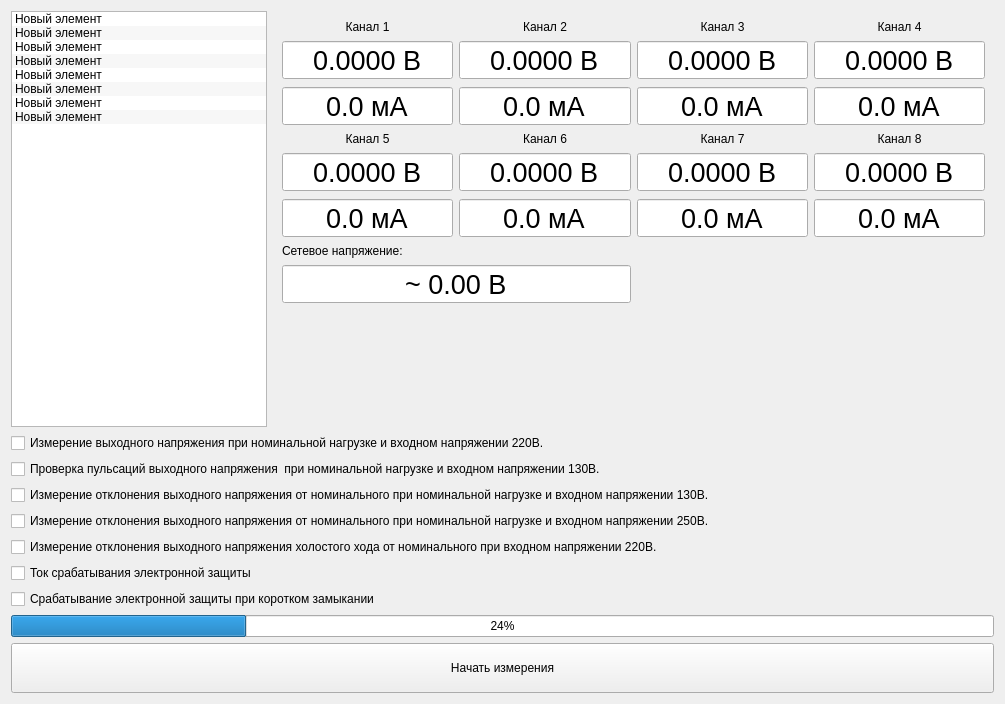
The window that automaticmeasurements.ui (XRay3D/MAN2_GUI) describes before a commit, drawn with Qt 5.
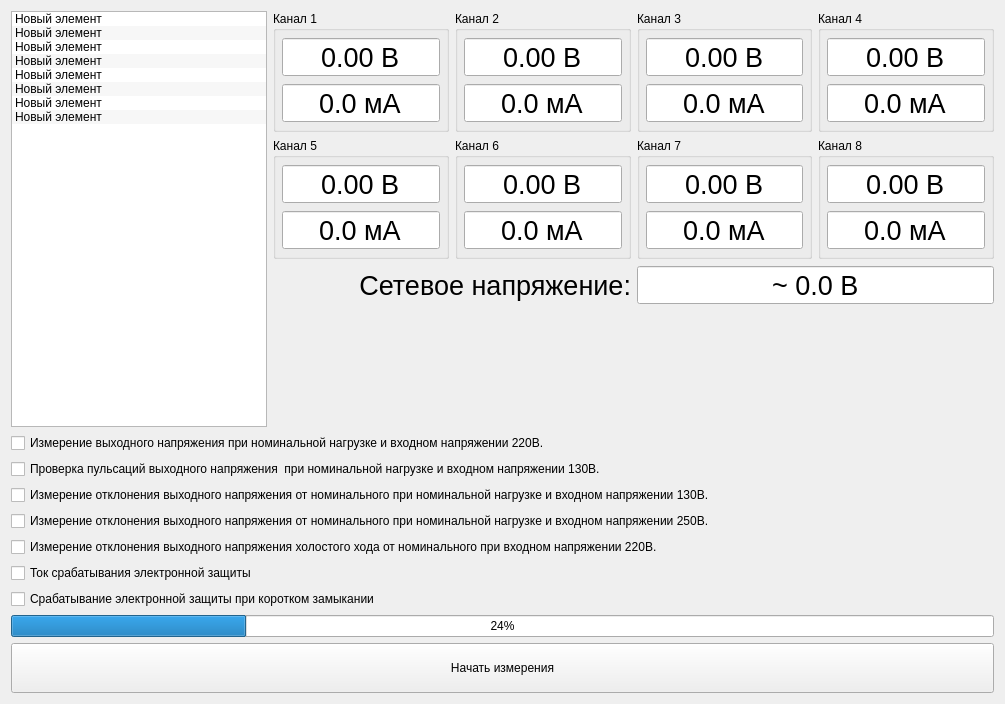
The same window after the commit.

What changed in the file:
```diff
--- a/automaticmeasurements.ui
+++ b/automaticmeasurements.ui
@@ -95,21 +95,71 @@
       </sizepolicy>
      </property>
      <layout class="QGridLayout" name="gridLayout_2">
-      <item row="9" column="0">
-       <spacer name="verticalSpacer">
-        <property name="orientation">
-         <enum>Qt::Vertical</enum>
-        </property>
-        <property name="sizeHint" stdset="0">
-         <size>
-          <width>20</width>
-          <height>40</height>
-         </size>
-        </property>
-       </spacer>
-      </item>
-      <item row="8" column="0" colspan="2">
-       <widget class="QDoubleSpinBox" name="doubleSpinBox">
+      <property name="leftMargin">
+       <number>0</number>
+      </property>
+      <property name="topMargin">
+       <number>0</number>
+      </property>
+      <property name="rightMargin">
+       <number>0</number>
+      </property>
+      <property name="bottomMargin">
+       <number>0</number>
+      </property>
+      <item row="1" column="3">
+       <widget class="QGroupBox" name="groupBox_8">
+        <property name="title">
+         <string>Канал 8</string>
+        </property>
+        <layout class="QVBoxLayout" name="verticalLayout_6">
+         <property name="leftMargin">
+          <number>6</number>
+         </property>
+         <property name="topMargin">
+          <number>6</number>
+         </property>
+         <property name="rightMargin">
+          <number>6</number>
+         </property>
+         <property name="bottomMargin">
+          <number>6</number>
+         </property>
+         <item>
+          <widget class="QDoubleSpinBox" name="dsbVoltage_8">
+           <property name="font">
+            <font>
+             <pointsize>20</pointsize>
+            </font>
+           </property>
+           <property name="alignment">
+            <set>Qt::AlignCenter</set>
+           </property>
+           <property name="readOnly">
+            <bool>true</bool>
+           </property>
+           <property name="buttonSymbols">
+            <enum>QAbstractSpinBox::NoButtons</enum>
+           </property>
+           <property name="suffix">
+            <string> В</string>
+           </property>
+           <property name="decimals">
+            <number>2</number>
+           </property>
+           <property name="minimum">
+            <double>-5.000000000000000</double>
+           </property>
+           <property name="maximum">
+            <double>50.000000000000000</double>
+           </property>
+           <property name="singleStep">
+            <double>0.000000000000000</double>
+           </property>
+          </widget>
+         </item>
+         <item>
+          <widget class="QDoubleSpinBox" name="dsbCurrent_8">
         <property name="font">
          <font>
           <pointsize>20</pointsize>
@@ -124,22 +174,79 @@
         <property name="buttonSymbols">
          <enum>QAbstractSpinBox::NoButtons</enum>
         </property>
-        <property name="prefix">
-         <string>~ </string>
-        </property>
+           <property name="suffix">
+            <string> мА</string>
+           </property>
+           <property name="decimals">
+            <number>1</number>
+           </property>
+           <property name="minimum">
+            <double>-10.000000000000000</double>
+           </property>
+           <property name="maximum">
+            <double>5000.000000000000000</double>
+           </property>
+           <property name="singleStep">
+            <double>0.000000000000000</double>
+           </property>
+          </widget>
+         </item>
+        </layout>
+       </widget>
+      </item>
+      <item row="1" column="1">
+       <widget class="QGroupBox" name="groupBox_6">
+        <property name="title">
+         <string>Канал 6</string>
+        </property>
+        <layout class="QVBoxLayout" name="verticalLayout_8">
+         <property name="leftMargin">
+          <number>6</number>
+         </property>
+         <property name="topMargin">
+          <number>6</number>
+         </property>
+         <property name="rightMargin">
+          <number>6</number>
+         </property>
+         <property name="bottomMargin">
+          <number>6</number>
+         </property>
+         <item>
+          <widget class="QDoubleSpinBox" name="dsbVoltage_6">
+           <property name="font">
+            <font>
+             <pointsize>20</pointsize>
+            </font>
+           </property>
+           <property name="alignment">
+            <set>Qt::AlignCenter</set>
+           </property>
+           <property name="readOnly">
+            <bool>true</bool>
+           </property>
+           <property name="buttonSymbols">
+            <enum>QAbstractSpinBox::NoButtons</enum>
+           </property>
         <property name="suffix">
          <string> В</string>
         </property>
         <property name="decimals">
          <number>2</number>
         </property>
+           <property name="minimum">
+            <double>-5.000000000000000</double>
+           </property>
         <property name="maximum">
-         <double>500.000000000000000</double>
-        </property>
-       </widget>
-      </item>
-      <item row="2" column="0">
-       <widget class="QDoubleSpinBox" name="dsbCurrent_1">
+            <double>50.000000000000000</double>
+           </property>
+           <property name="singleStep">
+            <double>0.000000000000000</double>
+           </property>
+          </widget>
+         </item>
+         <item>
+          <widget class="QDoubleSpinBox" name="dsbCurrent_6">
         <property name="font">
          <font>
           <pointsize>20</pointsize>
@@ -169,105 +276,117 @@
         <property name="singleStep">
          <double>0.000000000000000</double>
         </property>
+          </widget>
+         </item>
+        </layout>
        </widget>
       </item>
       <item row="0" column="0">
-       <widget class="QLabel" name="label">
-        <property name="text">
+       <widget class="QGroupBox" name="groupBox">
+        <property name="title">
          <string>Канал 1</string>
         </property>
+        <layout class="QVBoxLayout" name="verticalLayout">
+         <property name="leftMargin">
+          <number>6</number>
+         </property>
+         <property name="topMargin">
+          <number>6</number>
+         </property>
+         <property name="rightMargin">
+          <number>6</number>
+         </property>
+         <property name="bottomMargin">
+          <number>6</number>
+         </property>
+         <item>
+          <widget class="QDoubleSpinBox" name="dsbVoltage_1">
+           <property name="font">
+            <font>
+             <pointsize>20</pointsize>
+            </font>
+           </property>
         <property name="alignment">
          <set>Qt::AlignCenter</set>
         </property>
-       </widget>
-      </item>
-      <item row="0" column="1">
-       <widget class="QLabel" name="label_2">
-        <property name="text">
-         <string>Канал 2</string>
+           <property name="readOnly">
+            <bool>true</bool>
+           </property>
+           <property name="buttonSymbols">
+            <enum>QAbstractSpinBox::NoButtons</enum>
+           </property>
+           <property name="suffix">
+            <string> В</string>
+           </property>
+           <property name="decimals">
+            <number>2</number>
+           </property>
+           <property name="minimum">
+            <double>-5.000000000000000</double>
+           </property>
+           <property name="maximum">
+            <double>50.000000000000000</double>
+           </property>
+           <property name="singleStep">
+            <double>0.000000000000000</double>
+           </property>
+          </widget>
+         </item>
+         <item>
+          <widget class="QDoubleSpinBox" name="dsbCurrent_1">
+           <property name="font">
+            <font>
+             <pointsize>20</pointsize>
+            </font>
         </property>
         <property name="alignment">
          <set>Qt::AlignCenter</set>
         </property>
+           <property name="readOnly">
+            <bool>true</bool>
+           </property>
+           <property name="buttonSymbols">
+            <enum>QAbstractSpinBox::NoButtons</enum>
+           </property>
+           <property name="suffix">
+            <string> мА</string>
+           </property>
+           <property name="decimals">
+            <number>1</number>
+           </property>
+           <property name="minimum">
+            <double>-10.000000000000000</double>
+           </property>
+           <property name="maximum">
+            <double>5000.000000000000000</double>
+           </property>
+           <property name="singleStep">
+            <double>0.000000000000000</double>
+           </property>
+          </widget>
+         </item>
+        </layout>
        </widget>
       </item>
       <item row="0" column="3">
-       <widget class="QLabel" name="label_4">
-        <property name="text">
+       <widget class="QGroupBox" name="groupBox_4">
+        <property name="title">
          <string>Канал 4</string>
         </property>
-        <property name="alignment">
-         <set>Qt::AlignCenter</set>
-        </property>
-       </widget>
-      </item>
-      <item row="2" column="1">
-       <widget class="QDoubleSpinBox" name="dsbCurrent_2">
-        <property name="font">
-         <font>
-          <pointsize>20</pointsize>
-         </font>
-        </property>
-        <property name="alignment">
-         <set>Qt::AlignCenter</set>
-        </property>
-        <property name="readOnly">
-         <bool>true</bool>
-        </property>
-        <property name="buttonSymbols">
-         <enum>QAbstractSpinBox::NoButtons</enum>
-        </property>
-        <property name="suffix">
-         <string> мА</string>
-        </property>
-        <property name="decimals">
-         <number>1</number>
-        </property>
-        <property name="minimum">
-         <double>-10.000000000000000</double>
-        </property>
-        <property name="maximum">
-         <double>5000.000000000000000</double>
-        </property>
-        <property name="singleStep">
-         <double>0.000000000000000</double>
-        </property>
-       </widget>
-      </item>
-      <item row="4" column="0">
-       <widget class="QDoubleSpinBox" name="dsbVoltage_5">
-        <property name="font">
-         <font>
-          <pointsize>20</pointsize>
-         </font>
-        </property>
-        <property name="alignment">
-         <set>Qt::AlignCenter</set>
-        </property>
-        <property name="readOnly">
-         <bool>true</bool>
-        </property>
-        <property name="buttonSymbols">
-         <enum>QAbstractSpinBox::NoButtons</enum>
-        </property>
-        <property name="suffix">
-         <string> В</string>
-        </property>
-        <property name="decimals">
-         <number>4</number>
-        </property>
-        <property name="minimum">
-         <double>-5.000000000000000</double>
-        </property>
-        <property name="maximum">
-         <double>50.000000000000000</double>
-        </property>
-        <property name="singleStep">
-         <double>0.000000000000000</double>
-        </property>
-       </widget>
-      </item>
-      <item row="1" column="3">
+        <layout class="QVBoxLayout" name="verticalLayout_4">
+         <property name="leftMargin">
+          <number>6</number>
+         </property>
+         <property name="topMargin">
+          <number>6</number>
+         </property>
+         <property name="rightMargin">
+          <number>6</number>
+         </property>
+         <property name="bottomMargin">
+          <number>6</number>
+         </property>
+         <item>
        <widget class="QDoubleSpinBox" name="dsbVoltage_4">
         <property name="font">
          <font>
@@ -287,7 +406,7 @@
          <string> В</string>
         </property>
         <property name="decimals">
-         <number>4</number>
+            <number>2</number>
         </property>
         <property name="minimum">
          <double>-5.000000000000000</double>
@@ -300,7 +419,7 @@
         </property>
        </widget>
       </item>
-      <item row="2" column="3">
+         <item>
        <widget class="QDoubleSpinBox" name="dsbCurrent_4">
         <property name="font">
          <font>
@@ -333,166 +452,61 @@
         </property>
        </widget>
       </item>
-      <item row="3" column="0">
-       <widget class="QLabel" name="label_5">
-        <property name="text">
-         <string>Канал 5</string>
-        </property>
-        <property name="alignment">
-         <set>Qt::AlignCenter</set>
-        </property>
-       </widget>
-      </item>
-      <item row="1" column="1">
-       <widget class="QDoubleSpinBox" name="dsbVoltage_2">
-        <property name="font">
-         <font>
-          <pointsize>20</pointsize>
-         </font>
-        </property>
-        <property name="alignment">
-         <set>Qt::AlignCenter</set>
-        </property>
-        <property name="readOnly">
-         <bool>true</bool>
-        </property>
-        <property name="buttonSymbols">
-         <enum>QAbstractSpinBox::NoButtons</enum>
-        </property>
-        <property name="suffix">
-         <string> В</string>
-        </property>
-        <property name="decimals">
-         <number>4</number>
-        </property>
-        <property name="minimum">
-         <double>-5.000000000000000</double>
-        </property>
-        <property name="maximum">
-         <double>50.000000000000000</double>
-        </property>
-        <property name="singleStep">
-         <double>0.000000000000000</double>
-        </property>
-       </widget>
-      </item>
-      <item row="7" column="0" colspan="2">
-       <widget class="QLabel" name="label_9">
-        <property name="text">
-         <string>Сетевое напряжение:</string>
-        </property>
-       </widget>
-      </item>
-      <item row="1" column="0">
-       <widget class="QDoubleSpinBox" name="dsbVoltage_1">
-        <property name="font">
-         <font>
-          <pointsize>20</pointsize>
-         </font>
-        </property>
-        <property name="alignment">
-         <set>Qt::AlignCenter</set>
-        </property>
-        <property name="readOnly">
-         <bool>true</bool>
-        </property>
-        <property name="buttonSymbols">
-         <enum>QAbstractSpinBox::NoButtons</enum>
-        </property>
-        <property name="suffix">
-         <string> В</string>
-        </property>
-        <property name="decimals">
-         <number>4</number>
-        </property>
-        <property name="minimum">
-         <double>-5.000000000000000</double>
-        </property>
-        <property name="maximum">
-         <double>50.000000000000000</double>
-        </property>
-        <property name="singleStep">
-         <double>0.000000000000000</double>
-        </property>
-       </widget>
-      </item>
-      <item row="1" column="2">
-       <widget class="QDoubleSpinBox" name="dsbVoltage_3">
-        <property name="font">
-         <font>
-          <pointsize>20</pointsize>
-         </font>
-        </property>
-        <property name="alignment">
-         <set>Qt::AlignCenter</set>
-        </property>
-        <property name="readOnly">
-         <bool>true</bool>
-        </property>
-        <property name="buttonSymbols">
-         <enum>QAbstractSpinBox::NoButtons</enum>
-        </property>
-        <property name="suffix">
-         <string> В</string>
-        </property>
-        <property name="decimals">
-         <number>4</number>
-        </property>
-        <property name="minimum">
-         <double>-5.000000000000000</double>
-        </property>
-        <property name="maximum">
-         <double>50.000000000000000</double>
-        </property>
-        <property name="singleStep">
-         <double>0.000000000000000</double>
-        </property>
-       </widget>
-      </item>
-      <item row="6" column="0">
-       <widget class="QDoubleSpinBox" name="dsbCurrent_5">
-        <property name="font">
-         <font>
-          <pointsize>20</pointsize>
-         </font>
-        </property>
-        <property name="alignment">
-         <set>Qt::AlignCenter</set>
-        </property>
-        <property name="readOnly">
-         <bool>true</bool>
-        </property>
-        <property name="buttonSymbols">
-         <enum>QAbstractSpinBox::NoButtons</enum>
-        </property>
-        <property name="suffix">
-         <string> мА</string>
-        </property>
-        <property name="decimals">
-         <number>1</number>
-        </property>
-        <property name="minimum">
-         <double>-10.000000000000000</double>
-        </property>
-        <property name="maximum">
-         <double>5000.000000000000000</double>
-        </property>
-        <property name="singleStep">
-         <double>0.000000000000000</double>
-        </property>
+        </layout>
        </widget>
       </item>
       <item row="0" column="2">
-       <widget class="QLabel" name="label_3">
-        <property name="text">
+       <widget class="QGroupBox" name="groupBox_3">
+        <property name="title">
          <string>Канал 3</string>
         </property>
+        <layout class="QVBoxLayout" name="verticalLayout_3">
+         <property name="leftMargin">
+          <number>6</number>
+         </property>
+         <property name="topMargin">
+          <number>6</number>
+         </property>
+         <property name="rightMargin">
+          <number>6</number>
+         </property>
+         <property name="bottomMargin">
+          <number>6</number>
+         </property>
+         <item>
+          <widget class="QDoubleSpinBox" name="dsbVoltage_3">
+           <property name="font">
+            <font>
+             <pointsize>20</pointsize>
+            </font>
+           </property>
         <property name="alignment">
          <set>Qt::AlignCenter</set>
         </property>
-       </widget>
-      </item>
-      <item row="2" column="2">
+           <property name="readOnly">
+            <bool>true</bool>
+           </property>
+           <property name="buttonSymbols">
+            <enum>QAbstractSpinBox::NoButtons</enum>
+           </property>
+           <property name="suffix">
+            <string> В</string>
+           </property>
+           <property name="decimals">
+            <number>2</number>
+           </property>
+           <property name="minimum">
+            <double>-5.000000000000000</double>
+           </property>
+           <property name="maximum">
+            <double>50.000000000000000</double>
+           </property>
+           <property name="singleStep">
+            <double>0.000000000000000</double>
+           </property>
+          </widget>
+         </item>
+         <item>
        <widget class="QDoubleSpinBox" name="dsbCurrent_3">
         <property name="font">
          <font>
@@ -525,18 +539,29 @@
         </property>
        </widget>
       </item>
-      <item row="3" column="1">
-       <widget class="QLabel" name="label_6">
-        <property name="text">
-         <string>Канал 6</string>
-        </property>
-        <property name="alignment">
-         <set>Qt::AlignCenter</set>
-        </property>
+        </layout>
        </widget>
       </item>
-      <item row="4" column="1">
-       <widget class="QDoubleSpinBox" name="dsbVoltage_6">
+      <item row="0" column="1">
+       <widget class="QGroupBox" name="groupBox_2">
+        <property name="title">
+         <string>Канал 2</string>
+        </property>
+        <layout class="QVBoxLayout" name="verticalLayout_2">
+         <property name="leftMargin">
+          <number>6</number>
+         </property>
+         <property name="topMargin">
+          <number>6</number>
+         </property>
+         <property name="rightMargin">
+          <number>6</number>
+         </property>
+         <property name="bottomMargin">
+          <number>6</number>
+         </property>
+         <item>
+          <widget class="QDoubleSpinBox" name="dsbVoltage_2">
         <property name="font">
          <font>
           <pointsize>20</pointsize>
@@ -555,7 +580,7 @@
          <string> В</string>
         </property>
         <property name="decimals">
-         <number>4</number>
+            <number>2</number>
         </property>
         <property name="minimum">
          <double>-5.000000000000000</double>
@@ -568,8 +593,8 @@
         </property>
        </widget>
       </item>
-      <item row="6" column="1">
-       <widget class="QDoubleSpinBox" name="dsbCurrent_6">
+         <item>
+          <widget class="QDoubleSpinBox" name="dsbCurrent_2">
         <property name="font">
          <font>
           <pointsize>20</pointsize>
@@ -601,17 +626,28 @@
         </property>
        </widget>
       </item>
-      <item row="3" column="2">
-       <widget class="QLabel" name="label_7">
-        <property name="text">
+        </layout>
+       </widget>
+      </item>
+      <item row="1" column="2">
+       <widget class="QGroupBox" name="groupBox_7">
+        <property name="title">
          <string>Канал 7</string>
         </property>
-        <property name="alignment">
-         <set>Qt::AlignCenter</set>
-        </property>
-       </widget>
-      </item>
-      <item row="4" column="2">
+        <layout class="QVBoxLayout" name="verticalLayout_7">
+         <property name="leftMargin">
+          <number>6</number>
+         </property>
+         <property name="topMargin">
+          <number>6</number>
+         </property>
+         <property name="rightMargin">
+          <number>6</number>
+         </property>
+         <property name="bottomMargin">
+          <number>6</number>
+         </property>
+         <item>
        <widget class="QDoubleSpinBox" name="dsbVoltage_7">
         <property name="font">
          <font>
@@ -631,7 +667,7 @@
          <string> В</string>
         </property>
         <property name="decimals">
-         <number>4</number>
+            <number>2</number>
         </property>
         <property name="minimum">
          <double>-5.000000000000000</double>
@@ -644,7 +680,7 @@
         </property>
        </widget>
       </item>
-      <item row="6" column="2">
+         <item>
        <widget class="QDoubleSpinBox" name="dsbCurrent_7">
         <property name="font">
          <font>
@@ -677,8 +713,62 @@
         </property>
        </widget>
       </item>
-      <item row="6" column="3">
-       <widget class="QDoubleSpinBox" name="dsbCurrent_8">
+        </layout>
+       </widget>
+      </item>
+      <item row="1" column="0">
+       <widget class="QGroupBox" name="groupBox_5">
+        <property name="title">
+         <string>Канал 5</string>
+        </property>
+        <layout class="QVBoxLayout" name="verticalLayout_5">
+         <property name="leftMargin">
+          <number>6</number>
+         </property>
+         <property name="topMargin">
+          <number>6</number>
+         </property>
+         <property name="rightMargin">
+          <number>6</number>
+         </property>
+         <property name="bottomMargin">
+          <number>6</number>
+         </property>
+         <item>
+          <widget class="QDoubleSpinBox" name="dsbVoltage_5">
+           <property name="font">
+            <font>
+             <pointsize>20</pointsize>
+            </font>
+           </property>
+           <property name="alignment">
+            <set>Qt::AlignCenter</set>
+           </property>
+           <property name="readOnly">
+            <bool>true</bool>
+           </property>
+           <property name="buttonSymbols">
+            <enum>QAbstractSpinBox::NoButtons</enum>
+           </property>
+           <property name="suffix">
+            <string> В</string>
+           </property>
+           <property name="decimals">
+            <number>2</number>
+           </property>
+           <property name="minimum">
+            <double>-5.000000000000000</double>
+           </property>
+           <property name="maximum">
+            <double>50.000000000000000</double>
+           </property>
+           <property name="singleStep">
+            <double>0.000000000000000</double>
+           </property>
+          </widget>
+         </item>
+         <item>
+          <widget class="QDoubleSpinBox" name="dsbCurrent_5">
         <property name="font">
          <font>
           <pointsize>20</pointsize>
@@ -710,18 +800,26 @@
         </property>
        </widget>
       </item>
-      <item row="3" column="3">
-       <widget class="QLabel" name="label_8">
+        </layout>
+       </widget>
+      </item>
+      <item row="2" column="0" colspan="2">
+       <widget class="QLabel" name="label_9">
+        <property name="font">
+         <font>
+          <pointsize>20</pointsize>
+         </font>
+        </property>
         <property name="text">
-         <string>Канал 8</string>
+         <string>Сетевое напряжение:</string>
         </property>
         <property name="alignment">
-         <set>Qt::AlignCenter</set>
+         <set>Qt::AlignRight|Qt::AlignTrailing|Qt::AlignVCenter</set>
         </property>
        </widget>
       </item>
-      <item row="4" column="3">
-       <widget class="QDoubleSpinBox" name="dsbVoltage_8">
+      <item row="2" column="2" colspan="2">
+       <widget class="QDoubleSpinBox" name="dsbVoltageRms">
         <property name="font">
          <font>
           <pointsize>20</pointsize>
@@ -736,23 +834,33 @@
         <property name="buttonSymbols">
          <enum>QAbstractSpinBox::NoButtons</enum>
         </property>
+        <property name="prefix">
+         <string>~ </string>
+        </property>
         <property name="suffix">
          <string> В</string>
         </property>
         <property name="decimals">
-         <number>4</number>
-        </property>
-        <property name="minimum">
-         <double>-5.000000000000000</double>
+         <number>1</number>
         </property>
         <property name="maximum">
-         <double>50.000000000000000</double>
-        </property>
-        <property name="singleStep">
-         <double>0.000000000000000</double>
+         <double>500.000000000000000</double>
         </property>
        </widget>
       </item>
+      <item row="5" column="0" colspan="4">
+       <spacer name="verticalSpacer">
+        <property name="orientation">
+         <enum>Qt::Vertical</enum>
+        </property>
+        <property name="sizeHint" stdset="0">
+         <size>
+          <width>20</width>
+          <height>40</height>
+         </size>
+        </property>
+       </spacer>
+      </item>
      </layout>
     </widget>
    </item>
```
Lines whose indentation alone changed are shown as unchanged.
